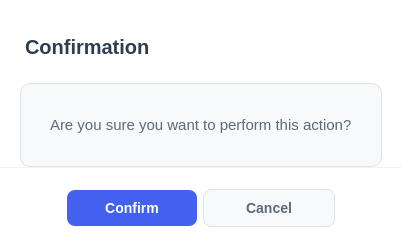
Old version of the form UI/Dialog/Dialog/ConfirmDialog/ConfirmDialog.ui in the repository XQQYT/XqqytDesktop.
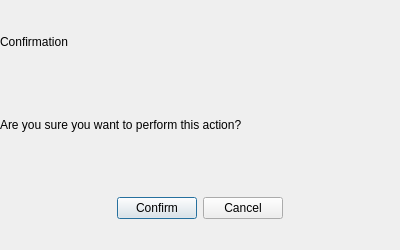
New version of the form.

Commit message: add_switch_theme_in_dialog

```diff
--- a/UI/Dialog/Dialog/ConfirmDialog/ConfirmDialog.ui
+++ b/UI/Dialog/Dialog/ConfirmDialog/ConfirmDialog.ui
@@ -13,95 +13,7 @@
   <property name="windowTitle">
    <string>Confirmation</string>
   </property>
-  <property name="styleSheet">
-   <string notr="true">/* Modern dialog styling */
-QDialog {
-    background-color: #ffffff;
-    border-radius: 12px;
-    border: none;
-    padding: 0;
-}
-
-/* Title styling */
-QLabel#label_title {
-    font-size: 20px;
-    font-weight: 600;
-    color: #2c3e50;
-    padding: 20px 20px 10px 20px;
-    qproperty-alignment: AlignCenter;
-}
-
-/* Content styling */
-QLabel#label_content {
-    font-size: 15px;
-    color: #5a6a7a;
-    padding: 15px 25px;
-    background-color: #f8f9fa;
-    border-radius: 10px;
-    margin: 0 20px;
-    border: 1px solid #e0e3e7;
-    qproperty-alignment: AlignCenter;
-    qproperty-wordWrap: true;
-}
-
-/* Button container */
-QWidget#buttonContainer {
-    background-color: #ffffff;
-    border-top: 1px solid #f0f2f5;
-    border-radius: 0 0 12px 12px;
-    padding: 20px;
-}
-
-/* Button styling */
-QPushButton {
-    min-width: 90px;
-    padding: 10px 20px;
-    font-size: 14px;
-    font-weight: 500;
-    border-radius: 8px;
-    border: none;
-}
-
-/* Primary button */
-QPushButton#btn_yes {
-    background-color: #4361ee;
-    color: white;
-}
-
-QPushButton#btn_yes:hover {
-    background-color: #3a56d4;
-}
-
-QPushButton#btn_yes:pressed {
-    background-color: #2f4bc2;
-}
-
-/* Secondary button */
-QPushButton#btn_no {
-    background-color: #f8f9fa;
-    color: #5a6a7a;
-    border: 1px solid #e0e3e7;
-}
-
-QPushButton#btn_no:hover {
-    background-color: #f1f3f5;
-    color: #2c3e50;
-}
-
-QPushButton#btn_no:pressed {
-    background-color: #e9ecef;
-}
-
-/* Layout spacing */
-QGridLayout {
-    margin: 0;
-    spacing: 0;
-}
-
-QHBoxLayout {
-    spacing: 12px;
-}</string>
-  </property>
+  
   <layout class="QGridLayout" name="gridLayout">
    <property name="spacing">
     <number>0</number>
```
The commit also changes 22 other files.
